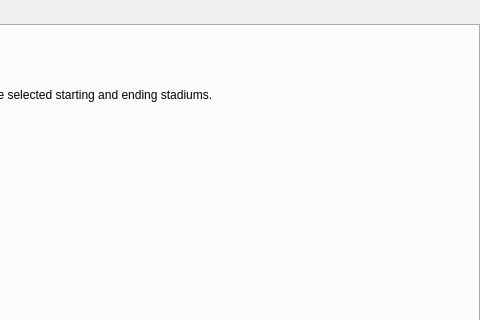
Qt form planntingtrip.ui (Ling2251/CS1D-Project-2-Baseball-Project) before a commit; both pictures show x 301 to 781 and y 0 to 320 of the 781 by 558 pixel window.
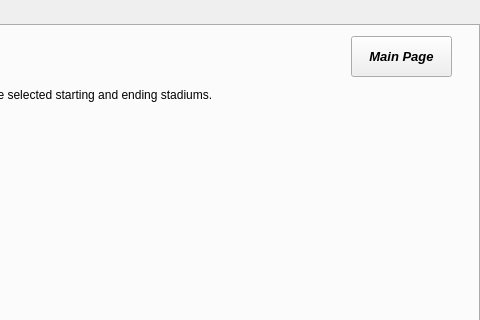
The same form after that commit. The open tabs and pages were chosen to show the change. Icons and pictures are not drawn.

Patch:
```diff
--- a/planntingtrip.ui
+++ b/planntingtrip.ui
@@ -139,6 +139,44 @@
       <bool>false</bool>
      </property>
     </widget>
+    <widget class="QPushButton" name="mainPagrButton">
+     <property name="geometry">
+      <rect>
+       <x>650</x>
+       <y>10</y>
+       <width>101</width>
+       <height>41</height>
+      </rect>
+     </property>
+     <property name="font">
+      <font>
+       <family>Arial</family>
+       <pointsize>10</pointsize>
+       <weight>75</weight>
+       <italic>true</italic>
+       <bold>true</bold>
+      </font>
+     </property>
+     <property name="text">
+      <string>Main Page</string>
+     </property>
+    </widget>
+    <widget class="QLabel" name="label">
+     <property name="geometry">
+      <rect>
+       <x>300</x>
+       <y>90</y>
+       <width>401</width>
+       <height>301</height>
+      </rect>
+     </property>
+     <property name="styleSheet">
+      <string notr="true">image: url(:/1.png/Baseball.png);</string>
+     </property>
+     <property name="text">
+      <string/>
+     </property>
+    </widget>
     <zorder>label_6</zorder>
     <zorder>label_10</zorder>
     <zorder>simpleFromComboBox</zorder>
```
Left out of the diff: 24 changed lines with no effect on the pictures.
